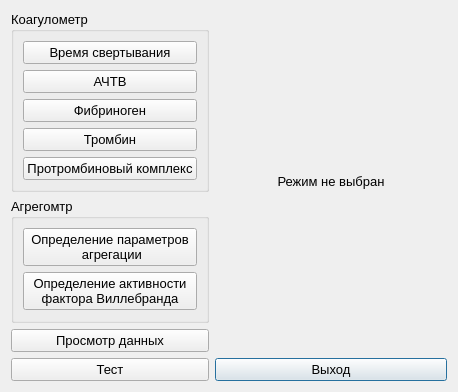
First picture: the form in choisedialog/choisedialog.ui, repository krang4d/Agrekola, before the edit.
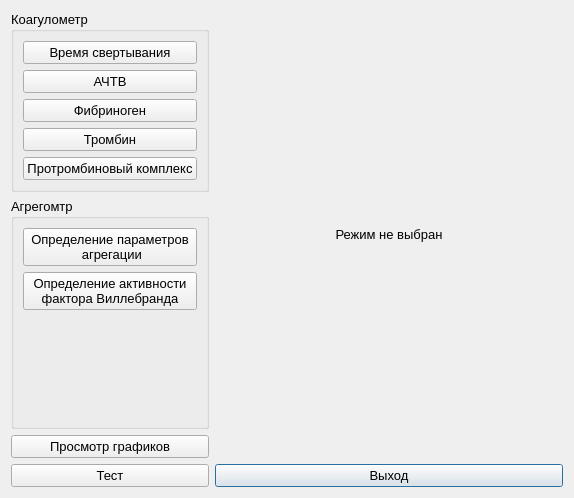
Second picture: the form after the edit. Custom widgets are drawn as their Qt base class.

Diff of the .ui file:
```diff
--- a/choisedialog/choisedialog.ui
+++ b/choisedialog/choisedialog.ui
@@ -6,8 +6,8 @@
    <rect>
     <x>0</x>
     <y>0</y>
-    <width>458</width>
-    <height>392</height>
+    <width>574</width>
+    <height>498</height>
    </rect>
   </property>
   <property name="font">
@@ -190,7 +190,7 @@
    <item row="2" column="0">
     <widget class="QPushButton" name="viewPlotsButton">
      <property name="text">
-      <string>Просмотр данных</string>
+      <string>Просмотр графиков</string>
      </property>
     </widget>
    </item>
```
